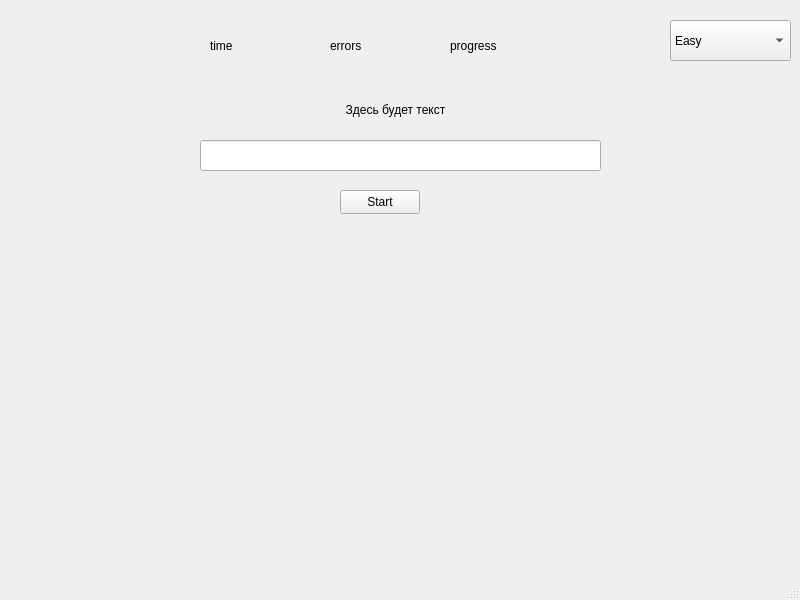
Before: the Qt Designer form KeyboardTrainer.ui in Sadetrin/KeyboardTrainer, drawn with Qt 5.
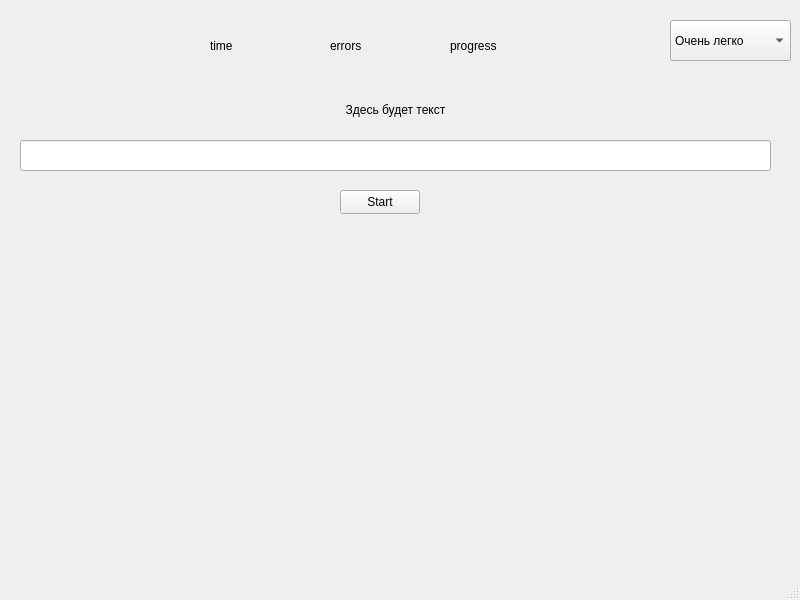
After: the same form once the commit is applied. Custom widgets are drawn as their Qt base class.

The edit to the form file:
```diff
--- a/KeyboardTrainer.ui
+++ b/KeyboardTrainer.ui
@@ -56,9 +56,9 @@
    <widget class="MyLineEdit" name="inputField">
     <property name="geometry">
      <rect>
-      <x>200</x>
+      <x>20</x>
       <y>140</y>
-      <width>401</width>
+      <width>751</width>
       <height>31</height>
      </rect>
     </property>
@@ -79,9 +79,9 @@
    <widget class="QLabel" name="referenceLabel">
     <property name="geometry">
      <rect>
-      <x>200</x>
+      <x>20</x>
       <y>100</y>
-      <width>391</width>
+      <width>751</width>
       <height>21</height>
      </rect>
     </property>
@@ -100,7 +100,7 @@
     </property>
     <item>
      <property name="text">
-      <string>Easy</string>
+      <string>Очень легко</string>
      </property>
     </item>
     <item>
```
Left out of the diff: 9 changed lines with no effect on the pictures.
